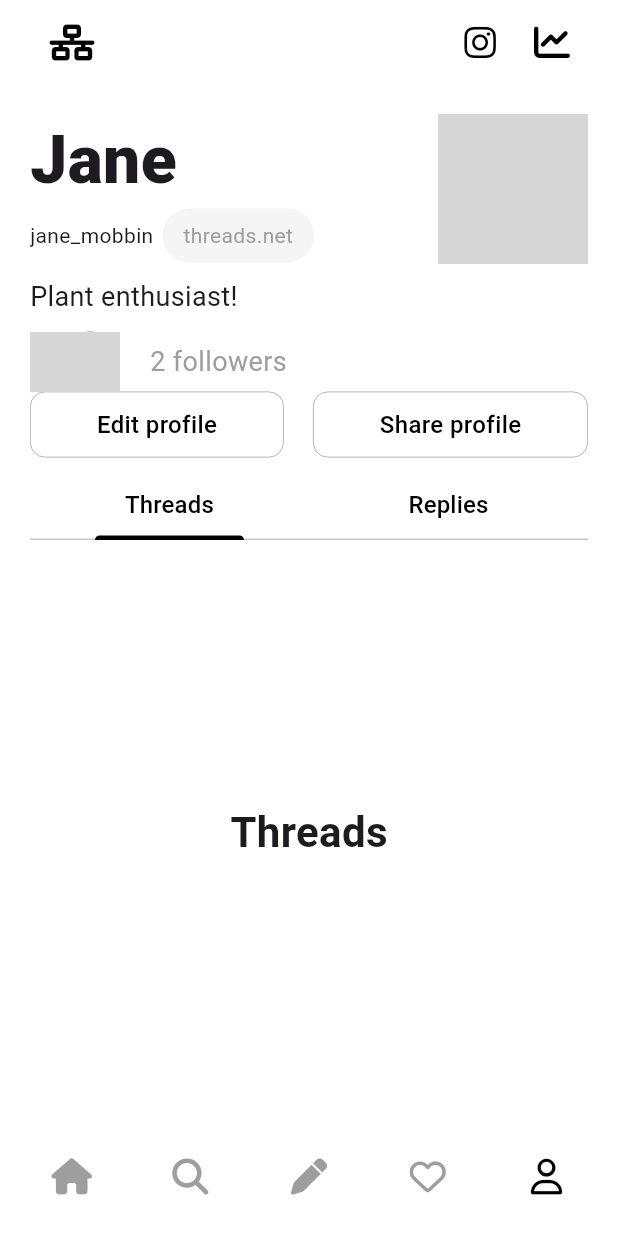
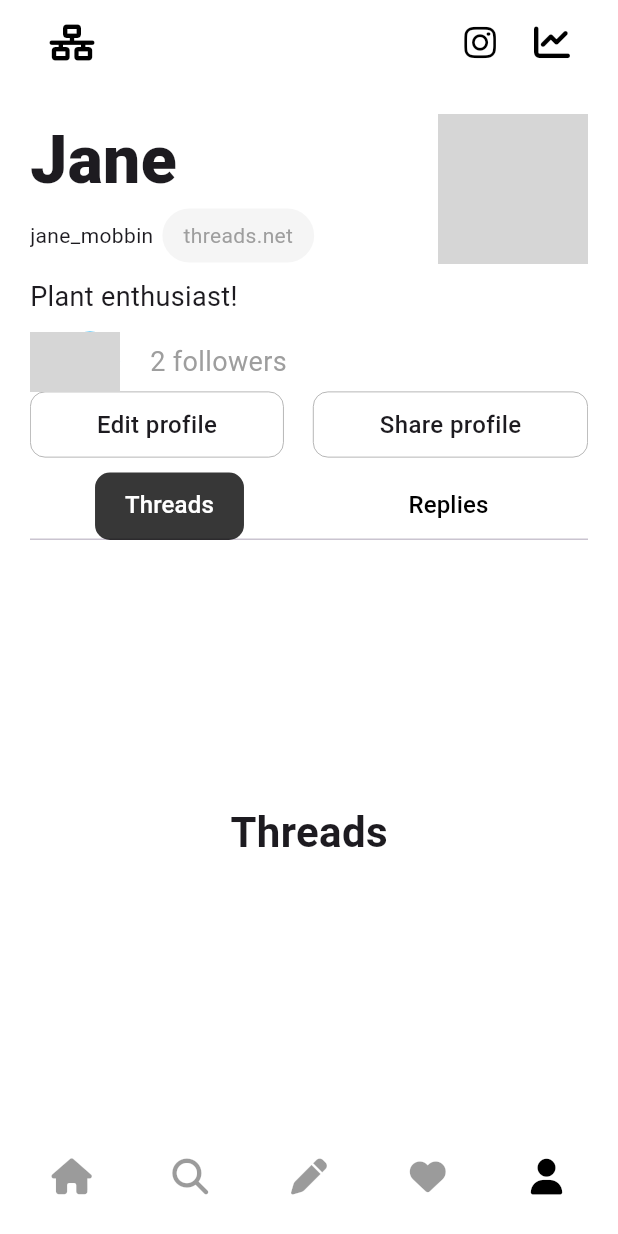
Before and after one commit to Sauvi9non/nomad_thread, a Flutter app: the screen it shows after launch, on a phone screen of 412 x 824 dp. Run offline on Flutter 3.47's test engine with Material 3 defaults, Android fonts, the light colour scheme and no system bars; our stand-ins replace flutter_svg, font_awesome_flutter; network calls fail; grey boxes are pictures that could not be loaded.

Commit message:
[STYLE] 다크모드

```diff
--- a/lib/activity_screen.dart
+++ b/lib/activity_screen.dart
@@ -23,18 +23,15 @@
             padding: const EdgeInsets.symmetric(vertical: 10),
             child: Text(
               "Activity",
-              style: TextStyle(fontSize: 42, fontWeight: FontWeight.w700),
+              style: TextStyle(
+                fontSize: 42,
+                fontWeight: FontWeight.w700,
+              ),
             ),
           ),
           bottom: TabBar(
             tabAlignment: TabAlignment.start,
             padding: EdgeInsets.symmetric(vertical: 16),
-            indicator: BoxDecoration(
-              color: Colors.black,
-              borderRadius: BorderRadius.circular(10),
-            ),
-            labelColor: Colors.white,
-            unselectedLabelColor: Colors.black,
             isScrollable: true,
             tabs: [
               for (var activity in activities)
--- a/lib/home_screen.dart
+++ b/lib/home_screen.dart
@@ -5,8 +5,8 @@
 import 'package:nomad_thread/search_screen.dart';
 import 'package:nomad_thread/timeline.dart';
 import 'package:nomad_thread/user_profile_screen.dart';
-
 import 'activity_screen.dart';
+import 'isDarkMode.dart';
 
 class HomeScreen extends StatefulWidget {
   const HomeScreen({super.key});
@@ -56,31 +56,31 @@
               onTap: () => _onIconTap(0), //아이콘이 눌림, 그러면 선택된 인덱스값이 0이된다.
               icon: FontAwesomeIcons.house,
               isSelected: _selectedIndex == 0, //인덱스 값이 0이 맞으면 true, 아니면 false,
-              selectedColor: Colors.black,
+              selectedColor: isDarkMode(context) ? Colors.white : Colors.black,
             ),
             IconNav(
               onTap: () => _onIconTap(1), //아이콘이 눌림, 그러면 선택된 인덱스값이 0이된다.
               icon: FontAwesomeIcons.magnifyingGlass,
               isSelected: _selectedIndex == 1, //인덱스 값이 0이 맞으면 true, 아니면 false,
-              selectedColor: Colors.black,
+              selectedColor: isDarkMode(context) ? Colors.white : Colors.black,
             ),
             IconNav(
               onTap: () => _onIconTap(2), //아이콘이 눌림, 그러면 선택된 인덱스값이 0이된다.
               icon: FontAwesomeIcons.pen,
               isSelected: _selectedIndex == 2, //인덱스 값이 0이 맞으면 true, 아니면 false,
-              selectedColor: Colors.black,
+              selectedColor: isDarkMode(context) ? Colors.white : Colors.black,
             ),
             IconNav(
               onTap: () => _onIconTap(3), //아이콘이 눌림, 그러면 선택된 인덱스값이 0이된다.
-              icon: FontAwesomeIcons.heart,
+              icon: FontAwesomeIcons.solidHeart,
               isSelected: _selectedIndex == 3, //인덱스 값이 0이 맞으면 true, 아니면 false,
-              selectedColor: Colors.black,
+              selectedColor: isDarkMode(context) ? Colors.white : Colors.black,
             ),
             IconNav(
               onTap: () => _onIconTap(4), //아이콘이 눌림, 그러면 선택된 인덱스값이 0이된다.
-              icon: FontAwesomeIcons.user,
+              icon: FontAwesomeIcons.solidUser,
               isSelected: _selectedIndex == 4, //인덱스 값이 0이 맞으면 true, 아니면 false,
-              selectedColor: Colors.black,
+              selectedColor: isDarkMode(context) ? Colors.white : Colors.black,
             ),
           ],
         ),
--- a/lib/icon_nav.dart
+++ b/lib/icon_nav.dart
@@ -26,7 +26,7 @@
             child: FaIcon(
               icon,
               size: 24,
-              color: isSelected ? selectedColor : Colors.grey,
+              color: isSelected ? selectedColor : selectedColor.withAlpha(100),
             ),
           ),
         ),
--- /dev/null
+++ b/lib/isDarkMode.dart
@@ -0,0 +1,4 @@
+import 'package:flutter/material.dart';
+
+bool isDarkMode(BuildContext context) =>
+    MediaQuery.of(context).platformBrightness == Brightness.dark;
--- a/lib/main.dart
+++ b/lib/main.dart
@@ -16,7 +16,9 @@
     return MaterialApp(
       //기본 전역 설정들 다 여기에
       title: "Thread Clone",
+      themeMode: ThemeMode.system,
       theme: ThemeData(
+        brightness: Brightness.light,
         scaffoldBackgroundColor: Colors.white,
         appBarTheme: AppBarTheme(
           foregroundColor: Colors.black,
@@ -36,6 +38,35 @@
           color: Colors.white,
           elevation: 0,
         ),
+        tabBarTheme: TabBarTheme(
+          indicator: BoxDecoration(
+            color: Colors.black.withAlpha(200),
+            borderRadius: BorderRadius.circular(10),
+          ),
+          labelColor: Colors.white,
+          unselectedLabelColor: Colors.black,
+        ),
+      ),
+      darkTheme: ThemeData(
+        brightness: Brightness.dark,
+        appBarTheme: AppBarTheme(
+          foregroundColor: Colors.white,
+          backgroundColor: Colors.black,
+          elevation: 0,
+          titleTextStyle: TextStyle(
+            color: Colors.white,
+            fontSize: Sizes.size18,
+            fontWeight: FontWeight.w600,
+          ),
+        ),
+        tabBarTheme: TabBarTheme(
+          indicator: BoxDecoration(
+            color: Colors.white.withAlpha(200),
+            borderRadius: BorderRadius.circular(10),
+          ),
+          labelColor: Colors.black,
+          unselectedLabelColor: Colors.white,
+        ),
       ),
       home: HomeScreen(), //실행 시 가장 먼저 보이는 화면
     );
--- a/lib/post.dart
+++ b/lib/post.dart
@@ -2,6 +2,7 @@
 import 'package:font_awesome_flutter/font_awesome_flutter.dart';
 import 'package:nomad_thread/constants/gaps.dart';
 import 'package:nomad_thread/icon_nav.dart';
+import 'package:nomad_thread/isDarkMode.dart';
 
 import 'constants/sizes.dart';
 
@@ -73,6 +74,8 @@
                         CircleAvatar(
                           //프로필 이미지
                           radius: 50,
+                          backgroundColor:
+                              isDarkMode(context) ? Colors.black : Colors.white,
                           backgroundImage: NetworkImage(
                             widget.profileImg,
                           ),
@@ -83,10 +86,14 @@
                           child: CircleAvatar(
                             radius: 15,
                             //+ 아이콘
-                            backgroundColor: Colors.white,
+                            backgroundColor: isDarkMode(context)
+                                ? Colors.white
+                                : Colors.black,
                             child: FaIcon(
                               FontAwesomeIcons.circlePlus,
-                              color: Colors.black,
+                              color: isDarkMode(context)
+                                  ? Colors.black
+                                  : Colors.white,
                               size: 25,
                             ),
                           ),
@@ -111,6 +118,8 @@
                       children: [
                         CircleAvatar(
                           radius: 60,
+                          backgroundColor:
+                              isDarkMode(context) ? Colors.black : Colors.white,
                           backgroundImage: NetworkImage(
                             widget.profileImg,
                           ),
@@ -136,7 +145,6 @@
                               style: TextStyle(
                                 fontSize: Sizes.size18,
                                 fontWeight: FontWeight.bold,
-                                color: Colors.black,
                               ),
                             ),
                             Gaps.h5,
@@ -162,7 +170,7 @@
                             Gaps.h18,
                             FaIcon(
                               FontAwesomeIcons.ellipsis,
-                              color: Colors.black,
+                              // color: Colors.black,
                               size: Sizes.size18,
                             ),
                           ],
--- a/lib/user_profile_screen.dart
+++ b/lib/user_profile_screen.dart
@@ -2,6 +2,7 @@
 import 'package:font_awesome_flutter/font_awesome_flutter.dart';
 import 'package:nomad_thread/constants/gaps.dart';
 import 'package:nomad_thread/constants/sizes.dart';
+import 'package:nomad_thread/isDarkMode.dart';
 import 'package:nomad_thread/settings_screen.dart';
 
 class UserProfileScreen extends StatelessWidget {
@@ -60,7 +61,9 @@
                                   Container(
                                     decoration: BoxDecoration(
                                       borderRadius: BorderRadius.circular(50),
-                                      color: Colors.grey[100],
+                                      color: isDarkMode(context)
+                                          ? Colors.grey.shade600
+                                          : Colors.grey[100],
                                     ),
                                     child: Padding(
                                       padding: const EdgeInsets.symmetric(
@@ -69,7 +72,9 @@
                                       child: Text(
                                         "threads.net",
                                         style: TextStyle(
-                                          color: Colors.grey,
+                                          color: isDarkMode(context)
+                                              ? Colors.black
+                                              : Colors.grey,
                                         ),
                                       ),
                                     ),
@@ -138,7 +143,7 @@
                               horizontal: Sizes.size44,
                             ),
                             decoration: BoxDecoration(
-                                color: Colors.white,
+                                //color: Colors.white,
                                 borderRadius: BorderRadius.circular(
                                   Sizes.size10,
                                 ),
@@ -149,7 +154,7 @@
                             child: Text(
                               "Edit profile",
                               style: TextStyle(
-                                color: Colors.black,
+                                //color: Colors.black,
                                 fontSize: Sizes.size16,
                                 fontWeight: FontWeight.w500,
                               ),
@@ -162,7 +167,7 @@
                               horizontal: Sizes.size44,
                             ),
                             decoration: BoxDecoration(
-                                color: Colors.white,
+                                // color: Colors.white,
                                 borderRadius: BorderRadius.circular(
                                   Sizes.size10,
                                 ),
@@ -173,7 +178,7 @@
                             child: Text(
                               "Share profile",
                               style: TextStyle(
-                                color: Colors.black,
+                                // color: Colors.black,
                                 fontSize: Sizes.size16,
                                 fontWeight: FontWeight.w500,
                               ),
@@ -221,11 +226,8 @@
   Widget build(
       BuildContext context, double shrinkOffset, bool overlapsContent) {
     return TabBar(
-      unselectedLabelStyle: TextStyle(color: Colors.grey),
       splashFactory: NoSplash.splashFactory,
-      indicatorColor: Colors.black,
       indicatorSize: TabBarIndicatorSize.label,
-      labelColor: Colors.black,
       labelPadding: EdgeInsets.symmetric(
         vertical: Sizes.size10,
       ),
@@ -237,7 +239,7 @@
           child: Text(
             "Threads",
             style: TextStyle(
-              color: Colors.black,
+              // color: Colors.black,
               fontSize: Sizes.size16,
               fontWeight: FontWeight.w500,
             ),
@@ -251,7 +253,7 @@
           child: Text(
             "Replies",
             style: TextStyle(
-              color: Colors.black,
+              // color: Colors.black,
               fontSize: Sizes.size16,
               fontWeight: FontWeight.w500,
             ),
```
